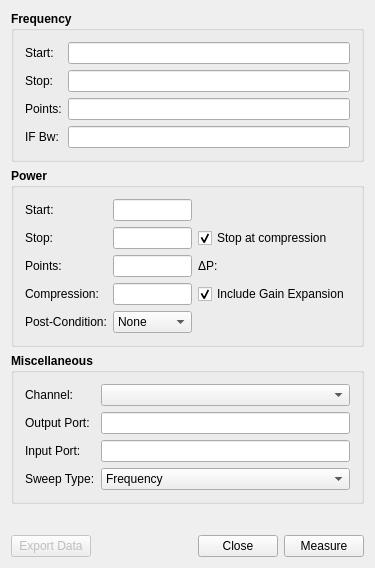
Terrabits/PACompressionTest, file Application/mainwindow.ui: the form before one commit.
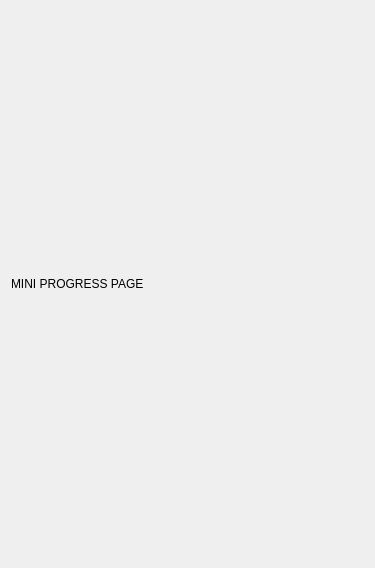
The form after the commit. Icons and pictures are not drawn. Custom widgets are drawn as their Qt base class.

Commit message: Made major changes to Application/MainWindow to incorporate pages, prepare for different application gui states. Needs more work.

The edit to the form file:
```diff
--- a/Application/mainwindow.ui
+++ b/Application/mainwindow.ui
@@ -23,698 +23,103 @@
   </property>
   <widget class="QWidget" name="centralWidget">
    <layout class="QVBoxLayout" name="verticalLayout_4">
+    <property name="leftMargin">
+     <number>0</number>
+    </property>
+    <property name="topMargin">
+     <number>0</number>
+    </property>
+    <property name="rightMargin">
+     <number>0</number>
+    </property>
+    <property name="bottomMargin">
+     <number>0</number>
+    </property>
     <item>
      <widget class="QStackedWidget" name="pages">
       <property name="currentIndex">
-       <number>0</number>
+       <number>2</number>
       </property>
-      <widget class="QWidget" name="settingsPage">
-       <layout class="QVBoxLayout" name="verticalLayout">
-        <property name="spacing">
-         <number>0</number>
-        </property>
-        <property name="leftMargin">
-         <number>0</number>
-        </property>
-        <property name="topMargin">
-         <number>0</number>
-        </property>
-        <property name="rightMargin">
-         <number>0</number>
-        </property>
-        <property name="bottomMargin">
-         <number>0</number>
-        </property>
-        <item>
-         <widget class="QWidget" name="settings" native="true">
-          <layout class="QVBoxLayout" name="verticalLayout_2" stretch="0,0,0">
-           <property name="spacing">
-            <number>6</number>
-           </property>
-           <property name="leftMargin">
-            <number>0</number>
-           </property>
-           <property name="topMargin">
-            <number>0</number>
-           </property>
-           <property name="rightMargin">
-            <number>0</number>
-           </property>
-           <property name="bottomMargin">
-            <number>0</number>
-           </property>
-           <item>
-            <widget class="QGroupBox" name="frequencyGroup">
-             <property name="font">
-              <font>
-               <weight>75</weight>
-               <bold>true</bold>
-              </font>
-             </property>
-             <property name="title">
-              <string>Frequency</string>
-             </property>
-             <property name="flat">
-              <bool>false</bool>
-             </property>
-             <layout class="QGridLayout" name="gridLayout">
-              <item row="0" column="0">
-               <widget class="QLabel" name="startFrequencyLabel">
-                <property name="font">
-                 <font>
-                  <weight>50</weight>
-                  <bold>false</bold>
-                 </font>
-                </property>
-                <property name="text">
-                 <string>Start:</string>
-                </property>
-               </widget>
-              </item>
-              <item row="3" column="0">
-               <widget class="QLabel" name="ifBwLabel">
-                <property name="font">
-                 <font>
-                  <weight>50</weight>
-                  <bold>false</bold>
-                 </font>
-                </property>
-                <property name="text">
-                 <string>IF Bw:</string>
-                </property>
-               </widget>
-              </item>
-              <item row="1" column="0">
-               <widget class="QLabel" name="stopFrequencyLabel">
-                <property name="font">
-                 <font>
-                  <weight>50</weight>
-                  <bold>false</bold>
-                 </font>
-                </property>
-                <property name="text">
-                 <string>Stop:</string>
-                </property>
-               </widget>
-              </item>
-              <item row="2" column="0">
-               <widget class="QLabel" name="frequencyPointsLabel">
-                <property name="font">
-                 <font>
-                  <weight>50</weight>
-                  <bold>false</bold>
-                 </font>
-                </property>
-                <property name="text">
-                 <string>Points:</string>
-                </property>
-               </widget>
-              </item>
-              <item row="2" column="1">
-               <widget class="RsaToolbox::PointsEdit" name="frequencyPoints">
-                <property name="font">
-                 <font>
-                  <weight>50</weight>
-                  <bold>false</bold>
-                 </font>
-                </property>
-                <property name="text">
-                 <string/>
-                </property>
-               </widget>
-              </item>
-              <item row="0" column="1">
-               <widget class="RsaToolbox::FrequencyEdit" name="startFrequency">
-                <property name="font">
-                 <font>
-                  <weight>50</weight>
-                  <bold>false</bold>
-                 </font>
-                </property>
-               </widget>
-              </item>
-              <item row="1" column="1">
-               <widget class="RsaToolbox::FrequencyEdit" name="stopFrequency">
-                <property name="font">
-                 <font>
-                  <weight>50</weight>
-                  <bold>false</bold>
-                 </font>
-                </property>
-               </widget>
-              </item>
-              <item row="3" column="1">
-               <widget class="RsaToolbox::FrequencyEdit" name="ifBw">
-                <property name="font">
-                 <font>
-                  <weight>50</weight>
-                  <bold>false</bold>
-                 </font>
-                </property>
-               </widget>
-              </item>
-             </layout>
-            </widget>
-           </item>
-           <item>
-            <widget class="QGroupBox" name="powerGroup">
-             <property name="font">
-              <font>
-               <weight>75</weight>
-               <bold>true</bold>
-              </font>
-             </property>
-             <property name="title">
-              <string>Power</string>
-             </property>
-             <layout class="QGridLayout" name="gridLayout_2" columnstretch="0,1,0">
-              <item row="6" column="1">
-               <widget class="QComboBox" name="postCondition">
-                <property name="font">
-                 <font>
-                  <weight>50</weight>
-                  <bold>false</bold>
-                 </font>
-                </property>
-                <property name="currentIndex">
-                 <number>0</number>
-                </property>
-                <item>
-                 <property name="text">
-                  <string>None</string>
-                 </property>
-                </item>
-                <item>
-                 <property name="text">
-                  <string>RF Off</string>
-                 </property>
-                </item>
-               </widget>
-              </item>
-              <item row="2" column="0">
-               <widget class="QLabel" name="pointsLabel">
-                <property name="font">
-                 <font>
-                  <weight>50</weight>
-                  <bold>false</bold>
-                 </font>
-                </property>
-                <property name="text">
-                 <string>Points:</string>
-                </property>
-               </widget>
-              </item>
-              <item row="0" column="1">
-               <widget class="RsaToolbox::PowerEdit" name="startPower">
-                <property name="font">
-                 <font>
-                  <weight>50</weight>
-                  <bold>false</bold>
-                 </font>
-                </property>
-               </widget>
-              </item>
-              <item row="1" column="0">
-               <widget class="QLabel" name="stopPowerLabel">
-                <property name="font">
-                 <font>
-                  <weight>50</weight>
-                  <bold>false</bold>
-                 </font>
-                </property>
-                <property name="text">
-                 <string>Stop:</string>
-                </property>
-               </widget>
-              </item>
-              <item row="1" column="1">
-               <widget class="RsaToolbox::PowerEdit" name="stopPower">
-                <property name="font">
-                 <font>
-                  <weight>50</weight>
-                  <bold>false</bold>
-                 </font>
-                </property>
-               </widget>
-              </item>
-              <item row="6" column="0">
-               <widget class="QLabel" name="postConditionLabel">
-                <property name="font">
-                 <font>
-                  <weight>50</weight>
-                  <bold>false</bold>
-                 </font>
-                </property>
-                <property name="text">
-                 <string>Post-Condition:</string>
-                </property>
-               </widget>
-              </item>
-              <item row="2" column="1">
-               <widget class="RsaToolbox::PointsEdit" name="powerPoints">
-                <property name="font">
-                 <font>
-                  <weight>50</weight>
-                  <bold>false</bold>
-                 </font>
-                </property>
-               </widget>
-              </item>
-              <item row="0" column="0">
-               <widget class="QLabel" name="startPowerLabel">
-                <property name="font">
-                 <font>
-                  <weight>50</weight>
-                  <bold>false</bold>
-                 </font>
-                </property>
-                <property name="text">
-                 <string>Start:</string>
-                </property>
-               </widget>
-              </item>
-              <item row="3" column="0">
-               <widget class="QLabel" name="compressionLevelLabel">
-                <property name="font">
-                 <font>
-                  <weight>50</weight>
-                  <bold>false</bold>
-                 </font>
-                </property>
-                <property name="text">
-                 <string>Compression:</string>
-                </property>
-               </widget>
-              </item>
-              <item row="3" column="1">
-               <widget class="RsaToolbox::DecibelEdit" name="compressionLevel">
-                <property name="font">
-                 <font>
-                  <weight>50</weight>
-                  <bold>false</bold>
-                 </font>
-                </property>
-               </widget>
-              </item>
-              <item row="3" column="2">
-               <widget class="QCheckBox" name="gainExpansion">
-                <property name="font">
-                 <font>
-                  <weight>50</weight>
-                  <bold>false</bold>
-                 </font>
-                </property>
-                <property name="text">
-                 <string>Include Gain Expansion</string>
-                </property>
-                <property name="checked">
-                 <bool>true</bool>
-                </property>
-               </widget>
-              </item>
-              <item row="1" column="2">
-               <widget class="QCheckBox" name="stopAtCompression">
-                <property name="font">
-                 <font>
-                  <weight>50</weight>
-                  <bold>false</bold>
-                 </font>
-                </property>
-                <property name="text">
-                 <string>Stop at compression</string>
-                </property>
-                <property name="checked">
-                 <bool>true</bool>
-                </property>
-               </widget>
-              </item>
-              <item row="2" column="2">
-               <widget class="QWidget" name="powerSpacingWidget" native="true">
-                <layout class="QHBoxLayout" name="horizontalLayout" stretch="0,1">
-                 <property name="leftMargin">
-                  <number>0</number>
-                 </property>
-                 <property name="topMargin">
-                  <number>0</number>
-                 </property>
-                 <property name="bottomMargin">
-                  <number>0</number>
-                 </property>
-                 <item>
-                  <widget class="QLabel" name="powerSpacingLabel">
-                   <property name="font">
-                    <font>
-                     <weight>50</weight>
-                     <bold>false</bold>
-                    </font>
-                   </property>
-                   <property name="text">
-                    <string>ΔP:</string>
-                   </property>
-                  </widget>
-                 </item>
-                 <item>
-                  <widget class="QLabel" name="powerSpacing">
-                   <property name="font">
-                    <font>
-                     <weight>50</weight>
-                     <bold>false</bold>
-                    </font>
-                   </property>
-                   <property name="text">
-                    <string/>
-                   </property>
-                  </widget>
-                 </item>
-                </layout>
-               </widget>
-              </item>
-             </layout>
-            </widget>
-           </item>
-           <item>
-            <widget class="QGroupBox" name="portsGroup">
-             <property name="font">
-              <font>
-               <weight>75</weight>
-               <bold>true</bold>
-              </font>
-             </property>
-             <property name="title">
-              <string>Miscellaneous</string>
-             </property>
-             <layout class="QGridLayout" name="gridLayout_5">
-              <item row="3" column="0">
-               <widget class="QLabel" name="sweepTypeLabel">
-                <property name="font">
-                 <font>
-                  <weight>50</weight>
-                  <bold>false</bold>
-                 </font>
-                </property>
-                <property name="text">
-                 <string>Sweep Type:</string>
-                </property>
-               </widget>
-              </item>
-              <item row="2" column="0">
-               <widget class="QLabel" name="inputPortLabel">
-                <property name="font">
-                 <font>
-                  <weight>50</weight>
-                  <bold>false</bold>
-                 </font>
-                </property>
-                <property name="text">
-                 <string>Input Port:</string>
-                </property>
-               </widget>
-              </item>
-              <item row="1" column="0">
-               <widget class="QLabel" name="outputPortLabel">
-                <property name="font">
-                 <font>
-                  <weight>50</weight>
-                  <bold>false</bold>
-                 </font>
-                </property>
-                <property name="text">
-                 <string>Output Port:</string>
-                </property>
-               </widget>
-              </item>
-              <item row="1" column="1">
-               <widget class="RsaToolbox::PointsEdit" name="outputPort">
-                <property name="font">
-                 <font>
-                  <weight>50</weight>
-                  <bold>false</bold>
-                 </font>
-                </property>
-               </widget>
-              </item>
-              <item row="0" column="0">
-               <widget class="QLabel" name="channelLabel">
-                <property name="font">
-                 <font>
-                  <weight>50</weight>
-                  <bold>false</bold>
-                 </font>
-                </property>
-                <property name="text">
-                 <string>Channel:</string>
-                </property>
-               </widget>
-              </item>
-              <item row="0" column="1">
-               <widget class="QComboBox" name="channel">
-                <property name="font">
-                 <font>
-                  <weight>50</weight>
-                  <bold>false</bold>
-                 </font>
-                </property>
-               </widget>
-              </item>
-              <item row="2" column="1">
-               <widget class="RsaToolbox::PointsEdit" name="inputPort">
-                <property name="font">
-                 <font>
-                  <weight>50</weight>
-                  <bold>false</bold>
-                 </font>
-                </property>
-               </widget>
-              </item>
-              <item row="3" column="1">
-               <widget class="QComboBox" name="sweepType">
-                <property name="font">
-                 <font>
-                  <weight>50</weight>
-                  <bold>false</bold>
-                 </font>
-                </property>
-                <item>
-                 <property name="text">
-                  <string>Frequency</string>
-                 </property>
-                </item>
-               </widget>
-              </item>
-             </layout>
-            </widget>
-           </item>
-          </layout>
-         </widget>
-        </item>
-        <item>
-         <spacer name="verticalSpacer_3">
-          <property name="orientation">
-           <enum>Qt::Vertical</enum>
+      <widget class="QWidget" name="configurePage">
+       <layout class="QGridLayout" name="gridLayout_2">
+        <item row="0" column="0">
+         <widget class="QTabWidget" name="configureTabs">
+          <property name="tabShape">
+           <enum>QTabWidget::Rounded</enum>
           </property>
-          <property name="sizeHint" stdset="0">
-           <size>
-            <width>20</width>
-            <height>24</height>
-           </size>
+          <property name="currentIndex">
+           <number>1</number>
           </property>
-         </spacer>
-        </item>
-        <item>
-         <widget class="RsaToolbox::ErrorLabel" name="error" native="true">
-          <property name="minimumSize">
-           <size>
-            <width>0</width>
-            <height>23</height>
-           </size>
+          <property name="usesScrollButtons">
+           <bool>false</bool>
           </property>
+          <widget class="QWidget" name="settingsTab">
+           <attribute name="title">
+            <string>Settings</string>
+           </attribute>
+           <layout class="QGridLayout" name="gridLayout">
+            <item row="0" column="0">
+             <widget class="SettingsPage" name="settings" native="true"/>
+            </item>
+           </layout>
+          </widget>
+          <widget class="QWidget" name="tracesTab">
+           <attribute name="title">
+            <string>Traces</string>
+           </attribute>
+           <layout class="QGridLayout" name="gridLayout_3">
+            <item row="0" column="0">
+             <widget class="TracesWidget" name="traces" native="true"/>
+            </item>
+           </layout>
+          </widget>
          </widget>
         </item>
        </layout>
       </widget>
       <widget class="QWidget" name="progressPage">
-       <layout class="QVBoxLayout" name="verticalLayout_3" stretch="1,0,0">
-        <property name="leftMargin">
-         <number>0</number>
-        </property>
-        <property name="topMargin">
-         <number>0</number>
-        </property>
-        <property name="rightMargin">
-         <number>0</number>
-        </property>
-        <property name="bottomMargin">
-         <number>0</number>
-        </property>
-        <item>
-         <widget class="QCustomPlot" name="plot" native="true"/>
-        </item>
-        <item>
-         <widget class="RsaToolbox::TimedProgressBar" name="timedProgressBar" native="true">
-          <property name="minimumSize">
-           <size>
-            <width>0</width>
-            <height>0</height>
-           </size>
-          </property>
-          <property name="maximumSize">
-           <size>
-            <width>16777215</width>
-            <height>16777215</height>
-           </size>
-          </property>
-         </widget>
-        </item>
-        <item>
-         <widget class="QProgressBar" name="progressBar">
-          <property name="value">
-           <number>0</number>
-          </property>
-         </widget>
+       <layout class="QGridLayout" name="gridLayout_4">
+        <item row="0" column="0">
+         <widget class="ProgressPage" name="progress" native="true"/>
         </item>
        </layout>
       </widget>
-      <widget class="QWidget" name="tracesPage">
-       <layout class="QVBoxLayout" name="verticalLayout_5" stretch="0,1,0">
-        <property name="leftMargin">
-         <number>0</number>
-        </property>
-        <property name="topMargin">
-         <number>0</number>
-        </property>
-        <property name="rightMargin">
-         <number>0</number>
-        </property>
-        <property name="bottomMargin">
-         <number>10</number>
-        </property>
-        <item>
-         <widget class="QLabel" name="tracesLabel">
-          <property name="font">
-           <font>
-            <weight>75</weight>
-            <bold>true</bold>
-           </font>
-          </property>
+      <widget class="QWidget" name="miniPage">
+       <layout class="QGridLayout" name="gridLayout_5">
+        <item row="0" column="0">
+         <widget class="QLabel" name="label">
           <property name="text">
-           <string>Traces:</string>
+           <string>MINI PROGRESS PAGE</string>
           </property>
          </widget>
         </item>
-        <item>
-         <widget class="TracesWidget" name="tracesWidget" native="true"/>
-        </item>
-        <item>
-         <widget class="RsaToolbox::ErrorLabel" name="traceError" native="true"/>
-        </item>
        </layout>
       </widget>
      </widget>
     </item>
-    <item>
-     <widget class="QWidget" name="buttons" native="true">
-      <layout class="QHBoxLayout" name="horizontalLayout_2">
-       <property name="leftMargin">
-        <number>0</number>
-       </property>
-       <property name="topMargin">
-        <number>0</number>
-       </property>
-       <property name="rightMargin">
-        <number>0</number>
-       </property>
-       <property name="bottomMargin">
-        <number>0</number>
-       </property>
-       <item>
-        <widget class="QPushButton" name="exportData">
-         <property name="enabled">
-          <bool>false</bool>
-         </property>
-         <property name="text">
-          <string>Export Data</string>
-         </property>
-        </widget>
-       </item>
-       <item>
-        <spacer name="horizontalSpacer">
-         <property name="orientation">
-          <enum>Qt::Horizontal</enum>
-         </property>
-         <property name="sizeHint" stdset="0">
-          <size>
-           <width>40</width>
-           <height>20</height>
-          </size>
-         </property>
-        </spacer>
-       </item>
-       <item>
-        <widget class="QPushButton" name="cancel">
-         <property name="text">
-          <string>Close</string>
-         </property>
-        </widget>
-       </item>
-       <item>
-        <widget class="QPushButton" name="measure">
-         <property name="text">
-          <string>Measure</string>
-         </property>
-        </widget>
-       </item>
-      </layout>
-     </widget>
-    </item>
    </layout>
   </widget>
  </widget>
  <layoutdefault spacing="6" margin="11"/>
  <customwidgets>
-  <customwidget>
-   <class>RsaToolbox::PointsEdit</class>
-   <extends>QLineEdit</extends>
-   <header>PointsEdit.h</header>
-  </customwidget>
-  <customwidget>
-   <class>RsaToolbox::FrequencyEdit</class>
-   <extends>QLineEdit</extends>
-   <header>FrequencyEdit.h</header>
-  </customwidget>
-  <customwidget>
-   <class>RsaToolbox::PowerEdit</class>
-   <extends>QLineEdit</extends>
-   <header>PowerEdit.h</header>
-  </customwidget>
-  <customwidget>
-   <class>RsaToolbox::DecibelEdit</class>
-   <extends>QLineEdit</extends>
-   <header>DecibelEdit.h</header>
-  </customwidget>
-  <customwidget>
-   <class>RsaToolbox::ErrorLabel</class>
-   <extends>QWidget</extends>
-   <header>ErrorLabel.h</header>
-   <container>1</container>
-  </customwidget>
-  <customwidget>
-   <class>QCustomPlot</class>
-   <extends>QWidget</extends>
-   <header>qcustomplot.h</header>
-   <container>1</container>
-  </customwidget>
-  <customwidget>
-   <class>RsaToolbox::TimedProgressBar</class>
-   <extends>QWidget</extends>
-   <header>TimedProgressBar.h</header>
-   <container>1</container>
-  </customwidget>
   <customwidget>
    <class>TracesWidget</class>
    <extends>QWidget</extends>
    <header>TracesWidget.h</header>
    <container>1</container>
   </customwidget>
+  <customwidget>
+   <class>SettingsPage</class>
+   <extends>QWidget</extends>
+   <header>SettingsPage.h</header>
+   <container>1</container>
+  </customwidget>
+  <customwidget>
+   <class>ProgressPage</class>
+   <extends>QWidget</extends>
+   <header>ProgressPage.h</header>
+   <container>1</container>
+  </customwidget>
  </customwidgets>
  <tabstops>
   <tabstop>startFrequency</tabstop>
```
Left out of the diff: 20 changed lines with no effect on the pictures. The commit also changes 33 other files.
